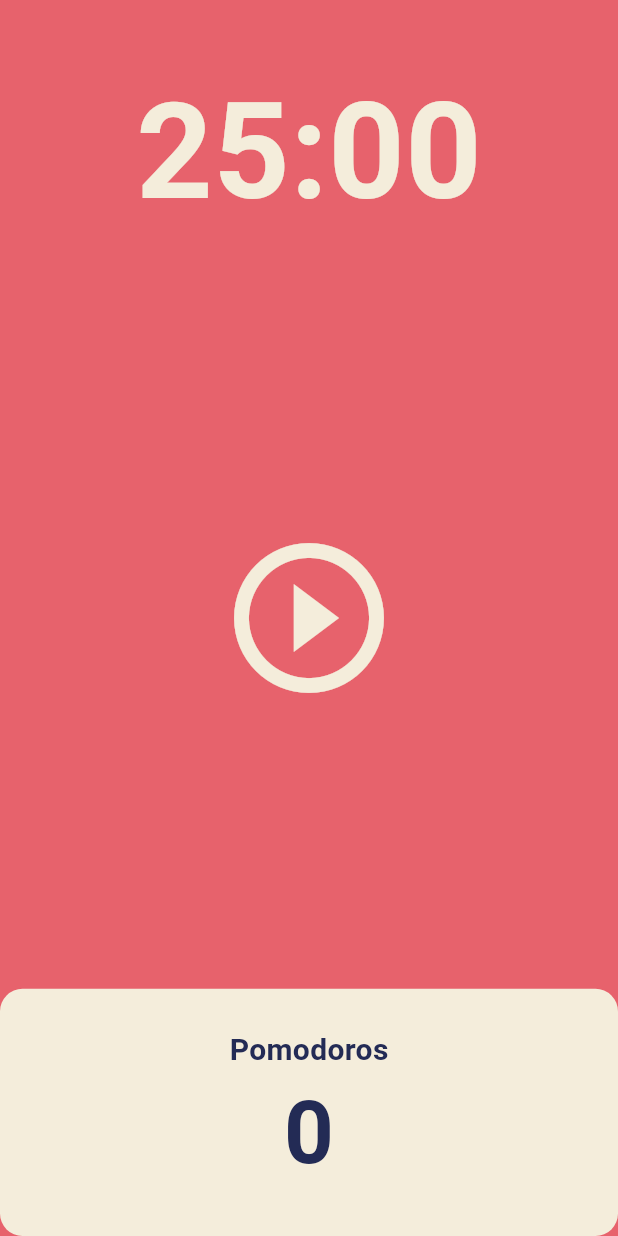
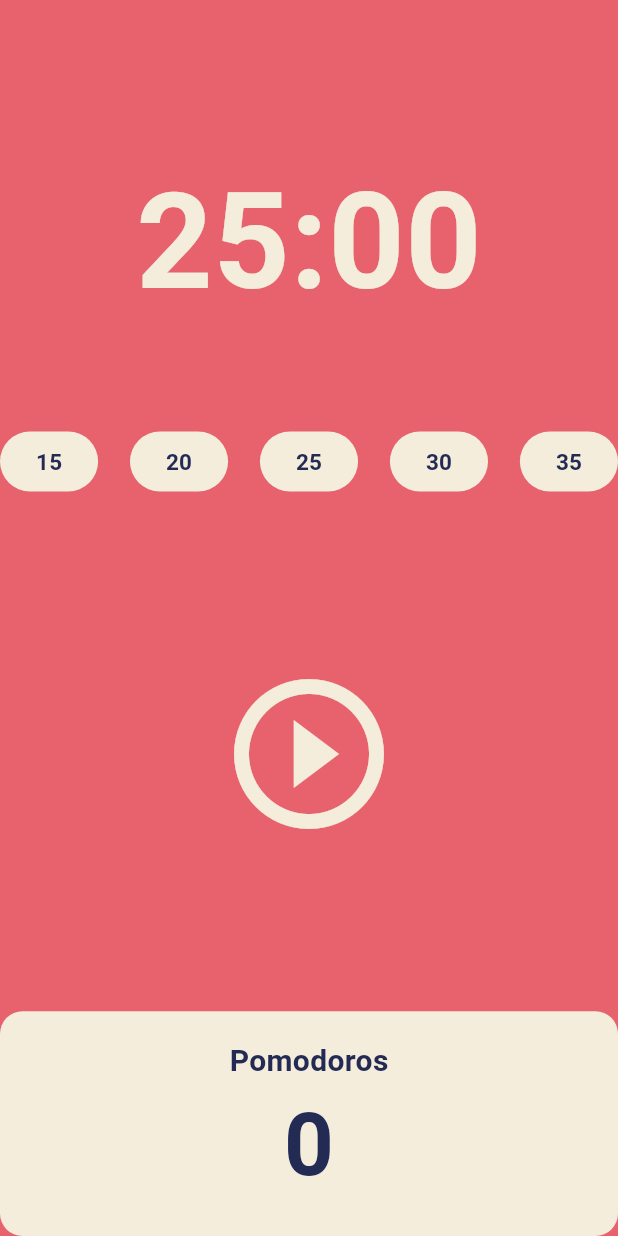
Before and after one commit to DawnSurplus/Pomodoro, a Flutter app: the screen it shows after launch, on a phone screen of 412 x 824 dp. Run offline on Flutter 3.47's test engine with Material 3 defaults, Android fonts, the phone set to English and light mode, and no system bars.

Commit message:
[resolve #6] 시간 옵션 5가지로 확장

```diff
--- a/lib/home_screen.dart
+++ b/lib/home_screen.dart
@@ -10,7 +10,16 @@ class HomeScreen extends StatefulWidget {
 }
 
 class _HomeScreenState extends State<HomeScreen> {
-  static const int T_25_MIN_TO_SEC = 1500;
+  static const int T_15_MIN_TO_SEC = 60 * 15;
+  static const int T_15_MIN = 15;
+  static const int T_20_MIN_TO_SEC = 60 * 20;
+  static const int T_20_MIN = 20;
+  static const int T_25_MIN_TO_SEC = 60 * 25;
+  static const int T_25_MIN = 25;
+  static const int T_30_MIN_TO_SEC = 60 * 30;
+  static const int T_30_MIN = 30;
+  static const int T_35_MIN_TO_SEC = 60 * 35;
+  static const int T_35_MIN = 35;
 
   int totalSeconds = T_25_MIN_TO_SEC, totalPomodoros = 0;
   bool isRunning = false;
@@ -52,15 +61,38 @@ class _HomeScreenState extends State<HomeScreen> {
     return result;
   }
 
+  void setTime(int seconds) {
+    setState(() {
+      totalSeconds = seconds;
+    });
+  }
+
+  void setTime15min() {
+    setTime(T_15_MIN_TO_SEC);
+  }
+  void setTime20min() {
+    setTime(T_20_MIN_TO_SEC);
+  }
+  void setTime25min() {
+    setTime(T_25_MIN_TO_SEC);
+  }
+  void setTime30min() {
+    setTime(T_30_MIN_TO_SEC);
+  }
+  void setTime35min() {
+    setTime(T_35_MIN_TO_SEC);
+  }
+
   @override
   Widget build(BuildContext context) {
     return Scaffold(
       backgroundColor: Theme.of(context).scaffoldBackgroundColor,
       body: Column(
+        mainAxisAlignment: MainAxisAlignment.spaceBetween,
         children: [
           // Time
           Flexible(
-            flex: 1,
+            flex: 3,
             child: Container(
               alignment: Alignment.bottomCenter,
               child: Text(
@@ -69,6 +101,58 @@ class _HomeScreenState extends State<HomeScreen> {
                     color: Theme.of(context).cardColor,
                     fontSize: 89,
                     fontWeight: FontWeight.w600),
+              ),
+            ),
+          ),
+          // Timer Option
+          Flexible(
+            flex: 3,
+            child: SingleChildScrollView(
+              //scrollDirection: Axis.horizontal,
+              child: Row(
+                mainAxisAlignment: MainAxisAlignment.spaceBetween,
+                children: [
+                  OutlinedButton (
+                      onPressed: setTime15min,
+                      style: OutlinedButton.styleFrom(backgroundColor: Theme.of(context).cardColor,
+                                                      side: const BorderSide(color: Colors.transparent)),
+                      child: Text("$T_15_MIN",
+                                  style: TextStyle(color: Theme.of(context).textTheme.displayLarge?.color,
+                                  fontWeight: FontWeight.w600,
+                                  fontSize: 15),)),
+                  OutlinedButton (
+                      onPressed: setTime20min,
+                      style: OutlinedButton.styleFrom(backgroundColor: Theme.of(context).cardColor,
+                                                      side: const BorderSide(color: Colors.transparent)),
+                      child: Text("$T_20_MIN",
+                                  style: TextStyle(color: Theme.of(context).textTheme.displayLarge?.color,
+                                  fontWeight: FontWeight.w600,
+                                  fontSize: 15),)),
+                  OutlinedButton (
+                      onPressed: setTime25min,
+                      style: OutlinedButton.styleFrom(backgroundColor: Theme.of(context).cardColor,
+                                                      side: const BorderSide(color: Colors.transparent)),
+                      child: Text("$T_25_MIN",
+                                  style: TextStyle(color: Theme.of(context).textTheme.displayLarge?.color,
+                                  fontWeight: FontWeight.w600,
+                                  fontSize: 15),)),
+                  OutlinedButton (
+                      onPressed: setTime30min,
+                      style: OutlinedButton.styleFrom(backgroundColor: Theme.of(context).cardColor,
+                                                      side: const BorderSide(color: Colors.transparent)),
+                      child: Text("$T_30_MIN",
+                                  style: TextStyle(color: Theme.of(context).textTheme.displayLarge?.color,
+                                  fontWeight: FontWeight.w600,
+                                  fontSize: 15),)),
+                  OutlinedButton (
+                      onPressed: setTime35min,
+                      style: OutlinedButton.styleFrom(backgroundColor: Theme.of(context).cardColor,
+                                                      side: const BorderSide(color: Colors.transparent)),
+                      child: Text("$T_35_MIN",
+                                  style: TextStyle(color: Theme.of(context).textTheme.displayLarge?.color,
+                                  fontWeight: FontWeight.w600,
+                                  fontSize: 15),)),
+                ],
               ),
             ),
           ),
@@ -88,7 +172,7 @@ class _HomeScreenState extends State<HomeScreen> {
           ),
           // Count
           Flexible(
-            flex: 1,
+            flex: 2,
             child: Row(
               children: [
                 Expanded(
```
